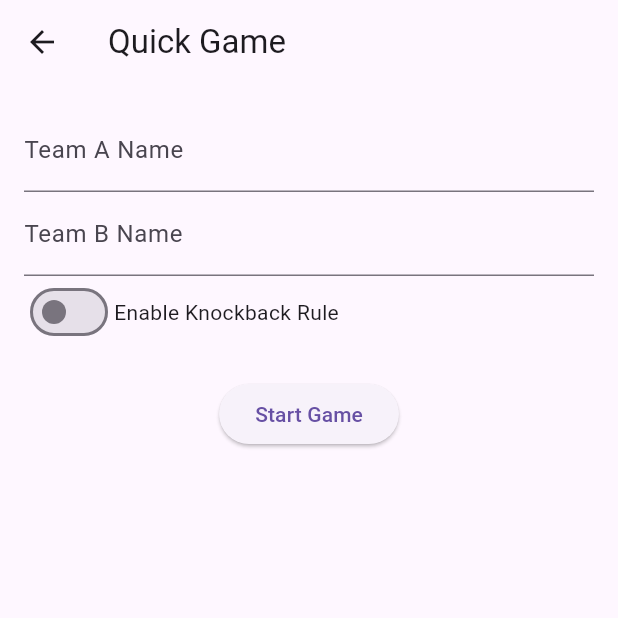
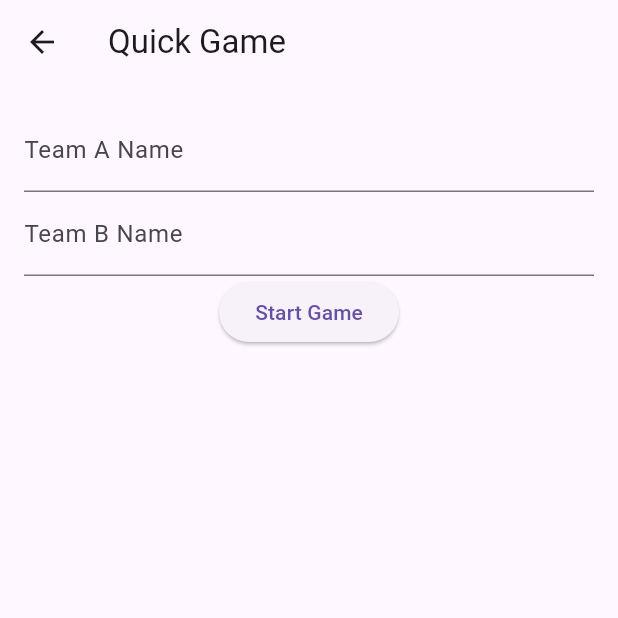
Before and after one commit to geiegrma23/CornHoleScore, a Flutter app: the screen it shows after launch, after a tap on "Quick Game", on a phone screen of 412 x 824 dp, the top half of it. Run offline on Flutter 3.47's test engine with Material 3 defaults, Android fonts, the phone set to English and light mode, and no system bars.

Commit message:
new changes

```diff
--- a/cornhole_score/lib/screens/home_screen.dart
+++ b/cornhole_score/lib/screens/home_screen.dart
@@ -7,38 +7,44 @@ class HomeScreen extends StatefulWidget {
 }
 
 class _HomeScreenState extends State<HomeScreen> {
-  bool knockbackEnabled = false;
+  bool knockbackRule = false;
+
+  void toggleKnockbackRule(bool value) {
+    setState(() {
+      knockbackRule = value;
+    });
+  }
 
   @override
   Widget build(BuildContext context) {
     return Scaffold(
       appBar: AppBar(
-        title: Text('Cornhole Score App'),
+        title: Text('Cornhole Scoring App'),
       ),
-      body: Padding(
-        padding: const EdgeInsets.all(16.0),
+      body: Center(
         child: Column(
-          children: <Widget>[
-            SwitchListTile(
-              title: Text('Enable Knockback'),
-              value: knockbackEnabled,
-              onChanged: (bool value) {
-                setState(() {
-                  knockbackEnabled = value;
-                });
-              },
-            ),
-            SizedBox(height: 20),
+          mainAxisAlignment: MainAxisAlignment.center,
+          children: [
             ElevatedButton(
               onPressed: () {
                 Navigator.push(
                   context,
                   MaterialPageRoute(
-                    builder: (context) => QuickGameScreen(),
+                    builder: (context) => QuickGameScreen(knockbackRule: knockbackRule),
                   ),
                 );
               },
               child: Text('Quick Game'),
+            ),
+            Row(
+              mainAxisAlignment: MainAxisAlignment.center,
+              children: [
+                Text('Knockback Rule'),
+                Switch(
+                  value: knockbackRule,
+                  onChanged: toggleKnockbackRule,
+                ),
+              ],
             ),
           ],
         ),
--- a/cornhole_score/lib/screens/quick_game_screen.dart
+++ b/cornhole_score/lib/screens/quick_game_screen.dart
@@ -2,6 +2,10 @@ import 'package:flutter/material.dart';
 import 'game_play_screen.dart';
 
 class QuickGameScreen extends StatefulWidget {
+  final bool knockbackRule;  // Accept the knockback rule from HomeScreen
+
+  QuickGameScreen({required this.knockbackRule});  // Constructor
+
   @override
   _QuickGameScreenState createState() => _QuickGameScreenState();
 }
@@ -9,7 +13,6 @@ class QuickGameScreen extends StatefulWidget {
 class _QuickGameScreenState extends State<QuickGameScreen> {
   final TextEditingController teamAController = TextEditingController();
   final TextEditingController teamBController = TextEditingController();
-  bool knockbackRule = false;
 
   void _startGame() {
     if (teamAController.text.isNotEmpty && teamBController.text.isNotEmpty) {
@@ -19,7 +22,7 @@ class _QuickGameScreenState extends State<QuickGameScreen> {
           builder: (context) => GamePlayScreen(
             teamAName: teamAController.text,
             teamBName: teamBController.text,
-            knockbackRule: knockbackRule,
+            knockbackRule: widget.knockbackRule,  // Pass the knockback rule to GamePlayScreen
           ),
         ),
       );
@@ -48,21 +51,6 @@ class _QuickGameScreenState extends State<QuickGameScreen> {
               controller: teamBController,
               decoration: InputDecoration(labelText: 'Team B Name'),
             ),
-            Row(
-              mainAxisAlignment: MainAxisAlignment.start,
-              children: <Widget>[
-                Switch(
-                  value: knockbackRule,
-                  onChanged: (value) {
-                    setState(() {
-                      knockbackRule = value;
-                    });
-                  },
-                ),
-                Text('Enable Knockback Rule'),
-              ],
-            ),
-            SizedBox(height: 20),
             ElevatedButton(
               onPressed: _startGame,
               child: Text('Start Game'),
```
Also changed, not shown: cornhole_score/lib/screens/game_play_screen.dart (+54 -86 lines).
